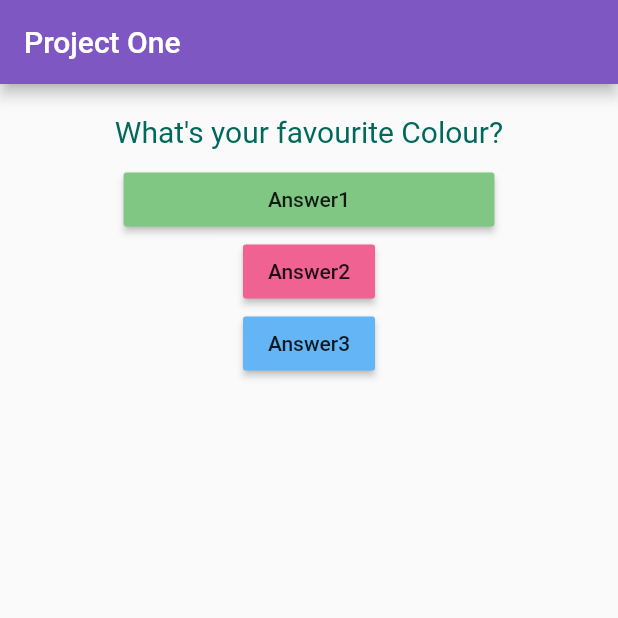
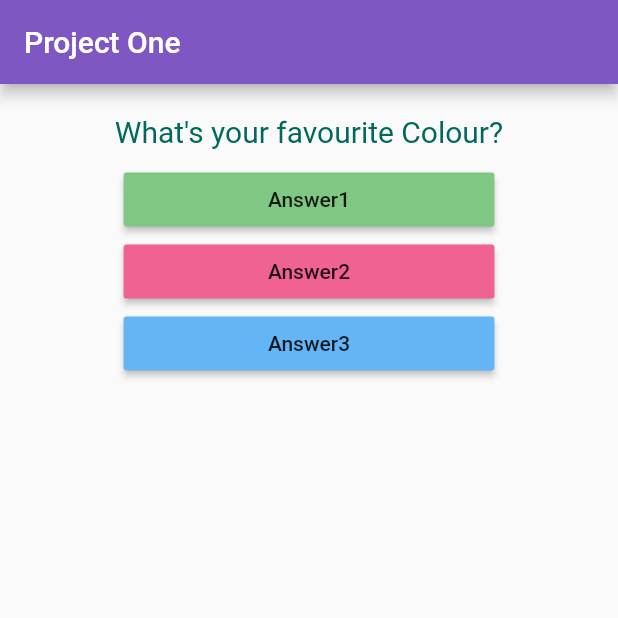
Before and after one commit to ETNINJA/learning, a Flutter app: the screen it shows after launch, on a phone screen of 412 x 824 dp, the top half of it. Run offline on Flutter 3.47's test engine with Material 2 defaults, Android fonts, the phone set to English and light mode, and no system bars.

Commit message:
All the raisedButtons are called from the answer class

```diff
--- a/app_1/lib/screens/homepage.dart
+++ b/app_1/lib/screens/homepage.dart
@@ -35,18 +35,10 @@ class _HomepageState extends State<Homepage> {
         child: Column(
           children: [
             Question(questions[_questionIndex]), // constructor
-            Answer(_answerQuestion), // using the class Answer -> Raised Button
-            RaisedButton(
-                child: Text('Answer2'),
-                onPressed: () => _answerQuestion(),
-                color: Colors.pink[300]),
-            RaisedButton(
-                child: Text('Answer3'),
-                onPressed: () {
-                  _answerQuestion();
-                  print('Answer 3');
-                },
-                color: Colors.blue[300]),
+            Answer(_answerQuestion, Colors.green[300],
+                'Answer1'), // using the class Answer -> Raised Button
+            Answer(_answerQuestion, Colors.pink[300], 'Answer2'),
+            Answer(_answerQuestion, Colors.blue[300], 'Answer3'),
           ],
         ),
       ),
--- a/app_1/lib/widgets/answer.dart
+++ b/app_1/lib/widgets/answer.dart
@@ -2,16 +2,18 @@ import 'package:flutter/material.dart';
 
 class Answer extends StatelessWidget {
   final Function selectHandler; // the pointer to the callback function
-  Answer(this.selectHandler);
+  final Color colorAnswer;
+  final String textAnswer;
+  Answer(this.selectHandler, this.colorAnswer, this.textAnswer);
 
   @override
   Widget build(BuildContext context) {
     return Container(
       width: MediaQuery.of(context).size.width * 0.60,
       child: RaisedButton(
-          child: Text('Answer1'),
+          child: Text(textAnswer),
           onPressed: selectHandler, //the pointer to the the callback function
-          color: Colors.green[300]),
+          color: colorAnswer),
     );
   }
 }
```
